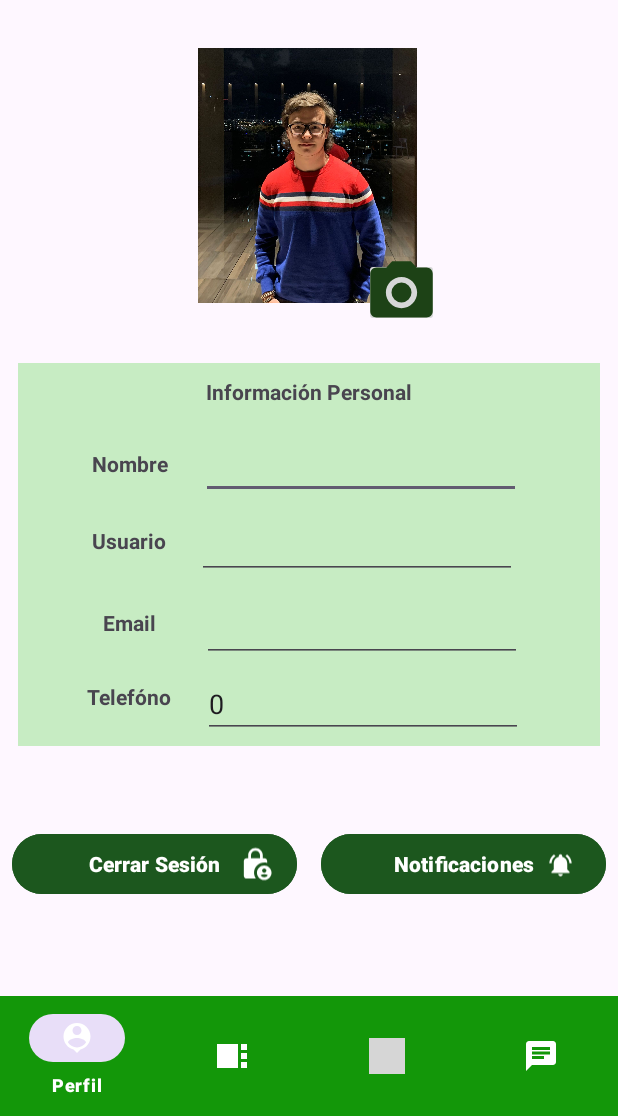
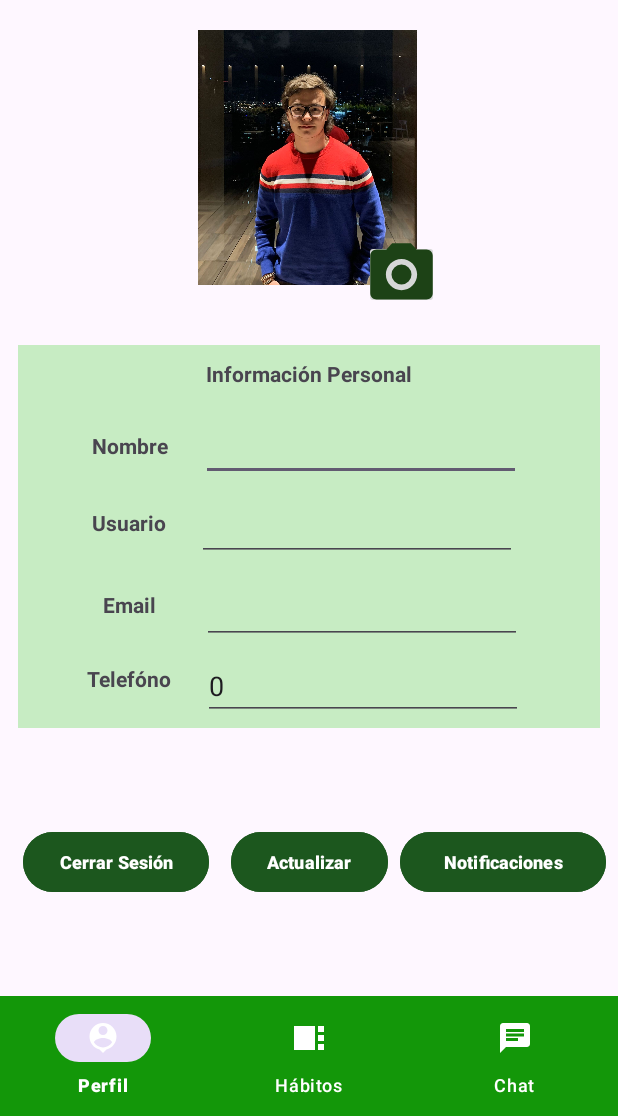
Before and after one commit to ICM2330/LifeCoach, an Android app: the ProfileActivity screen opened directly, with no data from a screen before it, on a phone screen of 412 x 824 dp, the part 120-1236 px from its top. Run offline under Robolectric (Android 15) with nearby library versions, the phone set to English and light mode, and no system bars; 4 statements that could not run were skipped; grey boxes are pictures that could not be loaded.

Commit message:
feat-correction-navegation-bar

```diff
--- a/app/src/main/java/com/example/lifecoach_/ProfileActivity.kt
+++ b/app/src/main/java/com/example/lifecoach_/ProfileActivity.kt
@@ -60,12 +60,6 @@ class ProfileActivity : AppCompatActivity() {
                     startActivity(intent)
                     true
                 }
-                R.id.menuFriends -> {
-                    // Do an intent with the friends activity
-                    val intent = Intent(baseContext, FriendActivity::class.java)
-                    startActivity(intent)
-                    true
-                }
                 else -> false
             }
         }
--- a/app/src/main/res/layout/activity_profile.xml
+++ b/app/src/main/res/layout/activity_profile.xml
@@ -30,12 +30,12 @@
         android:id="@+id/profileimage"
         android:layout_width="170dp"
         android:layout_height="170dp"
-        android:layout_marginTop="32dp"
+        android:layout_marginTop="20dp"
+        android:src="@drawable/juanfrapp"
         app:layout_constraintEnd_toEndOf="parent"
         app:layout_constraintHorizontal_bias="0.497"
         app:layout_constraintStart_toStartOf="parent"
-        app:layout_constraintTop_toBottomOf="@+id/include"
-        android:src="@drawable/juanfrapp"/>
+        app:layout_constraintTop_toBottomOf="@+id/include" />
 
     <androidx.constraintlayout.widget.ConstraintLayout
         android:id="@+id/constraintLayout"
@@ -194,19 +194,18 @@
         tools:ignore="SpeakableTextPresentCheck,TouchTargetSizeCheck" />
 
     <Button
-        android:id="@+id/logOutButtonProfile"
-        android:layout_width="0dp"
+        android:id="@+id/button2"
+        android:layout_width="wrap_content"
         android:layout_height="wrap_content"
         android:layout_marginStart="8dp"
-        android:layout_marginTop="12dp"
         android:layout_marginEnd="8dp"
-        android:layout_marginBottom="21dp"
         android:backgroundTint="#1C571E"
         android:fontFamily="sans-serif-black"
-        android:text="Cerrar Sesión"
+        android:text="Actualizar"
+        android:textSize="12sp"
         android:textStyle="normal|bold"
         app:layout_constraintBottom_toTopOf="@+id/bottomNavigationView"
-        app:layout_constraintEnd_toStartOf="@+id/notificationsButtonProfile"
+        app:layout_constraintEnd_toEndOf="parent"
         app:layout_constraintStart_toStartOf="parent"
         app:layout_constraintTop_toBottomOf="@+id/constraintLayout" />
 
@@ -215,39 +214,35 @@
         android:layout_width="0dp"
         android:layout_height="wrap_content"
         android:layout_marginStart="8dp"
-        android:layout_marginTop="12dp"
+        android:layout_marginTop="21dp"
         android:layout_marginEnd="8dp"
-        android:layout_marginBottom="22dp"
+        android:layout_marginBottom="21dp"
         android:backgroundTint="#1C571E"
         android:fontFamily="sans-serif-black"
         android:text="Notificaciones"
+        android:textSize="12sp"
         android:textStyle="normal|bold"
         app:layout_constraintBottom_toTopOf="@+id/bottomNavigationView"
         app:layout_constraintEnd_toEndOf="parent"
-        app:layout_constraintStart_toEndOf="@+id/logOutButtonProfile"
+        app:layout_constraintStart_toEndOf="@+id/button2"
         app:layout_constraintTop_toBottomOf="@+id/constraintLayout" />
 
-    <ImageView
-        android:id="@+id/imageView3"
-        android:layout_width="23dp"
-        android:layout_height="24dp"
-        app:layout_constraintBottom_toBottomOf="@+id/logOutButtonProfile"
-        app:layout_constraintEnd_toEndOf="@+id/logOutButtonProfile"
-        app:layout_constraintHorizontal_bias="0.908"
+    <Button
+        android:id="@+id/logOutButtonProfile"
+        android:layout_width="wrap_content"
+        android:layout_height="wrap_content"
+        android:layout_marginStart="8dp"
+        android:layout_marginTop="21dp"
+        android:layout_marginEnd="8dp"
+        android:layout_marginBottom="21dp"
+        android:backgroundTint="#1C571E"
+        android:fontFamily="sans-serif-black"
+        android:text="Cerrar Sesión"
+        android:textSize="12sp"
+        android:textStyle="normal|bold"
+        app:layout_constraintBottom_toTopOf="@+id/bottomNavigationView"
+        app:layout_constraintEnd_toStartOf="@+id/button2"
         app:layout_constraintStart_toStartOf="parent"
-        app:layout_constraintTop_toTopOf="@+id/logOutButtonProfile"
-        app:srcCompat="@drawable/baseline_lock_person_24" />
-
-    <ImageView
-        android:id="@+id/imageView5"
-        android:layout_width="18dp"
-        android:layout_height="24dp"
-        app:layout_constraintBottom_toBottomOf="@+id/notificationsButtonProfile"
-        app:layout_constraintEnd_toEndOf="@+id/notificationsButtonProfile"
-        app:layout_constraintHorizontal_bias="0.877"
-        app:layout_constraintStart_toStartOf="@+id/notificationsButtonProfile"
-        app:layout_constraintTop_toTopOf="@+id/notificationsButtonProfile"
-        app:layout_constraintVertical_bias="0.541"
-        app:srcCompat="@drawable/notifications" />
+        app:layout_constraintTop_toBottomOf="@+id/constraintLayout" />
 
 </androidx.constraintlayout.widget.ConstraintLayout>
--- a/app/src/main/res/menu/bottom_nav.xml
+++ b/app/src/main/res/menu/bottom_nav.xml
@@ -14,10 +14,6 @@
         android:icon="@drawable/bar_menu"
         />
 
-    <item android:title="Amigos"
-        android:id="@+id/menuFriends"
-        android:icon="@drawable/friends_menu"
-        />
 
     <item android:title="Chat"
         android:id="@+id/menuChat"
```
